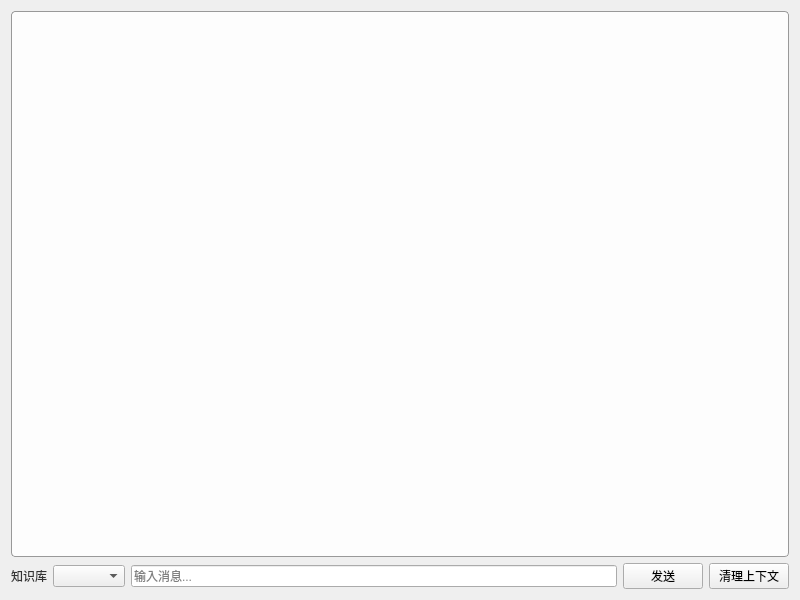
This is ui/chat_window.ui in zhaoliangcn/freeAIAssist as Qt 5 draws it before an edit. The edited form follows.
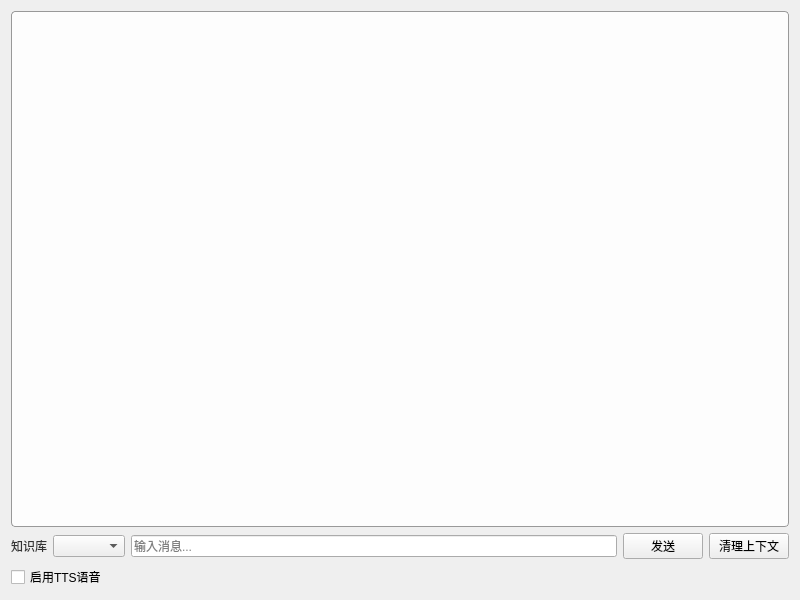
This is the edited form. Icons and pictures are not drawn.

What changed in the file:
```diff
--- a/ui/chat_window.ui
+++ b/ui/chat_window.ui
@@ -72,6 +72,13 @@
      </item>
     </layout>
    </item>
+   <item>
+    <widget class="QCheckBox" name="ttsCheckBox">
+     <property name="text">
+      <string>启用TTS语音</string>
+     </property>
+    </widget>
+   </item>
   </layout>
  </widget>
  <resources/>
```
